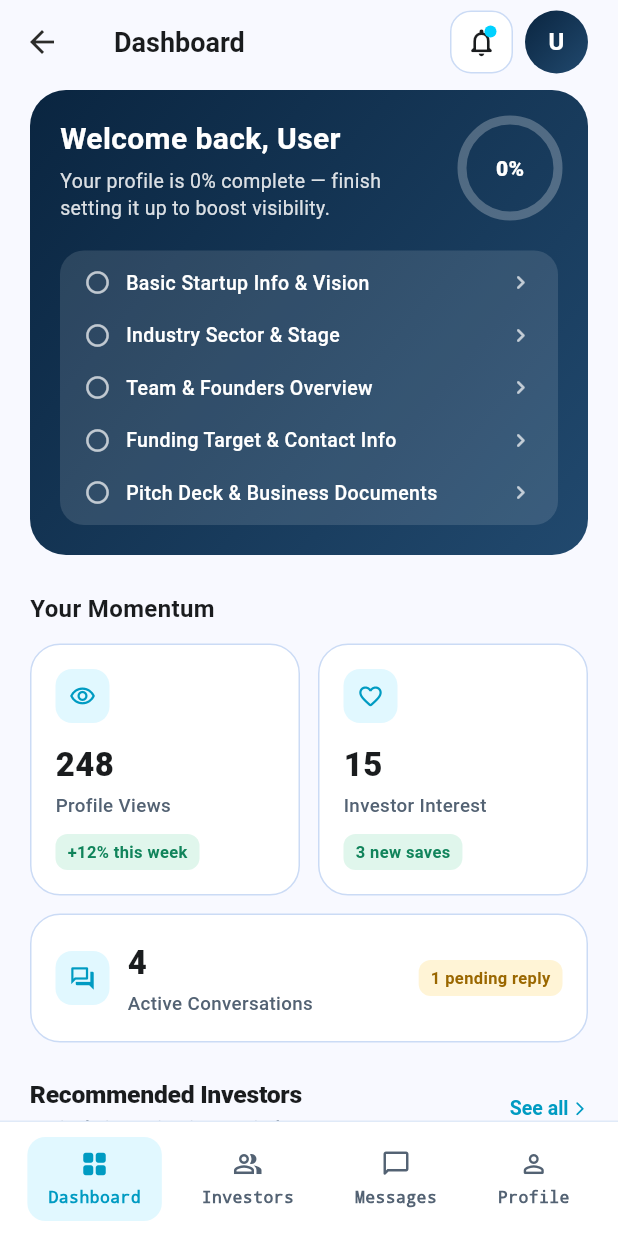
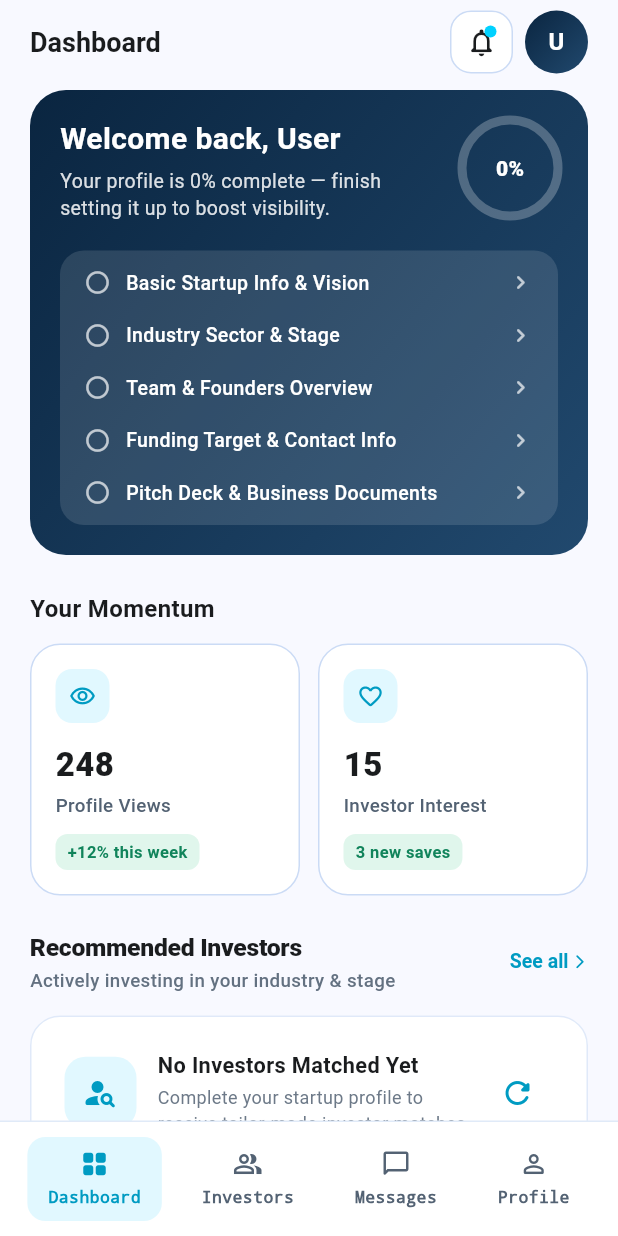
Before and after one commit to kasmass26/Ethio-Venture, a Flutter app: the FounderDashboardPage screen opened by its route, on a phone screen of 412 x 824 dp. Run offline on Flutter 3.47's test engine with Material 3 defaults, Android fonts, the phone set to English and light mode, and no system bars; our stand-ins replace connectivity_plus, equatable, file_picker, firebase_core, firebase_messaging, flutter_bloc and 5 more; accounts and stored records are empty.

Commit message:
feat: implement dashboard pages and bottom navigation for founder and investor roles

```diff
--- a/lib/features/founder/presentation/pages/founder_dashboard_page.dart
+++ b/lib/features/founder/presentation/pages/founder_dashboard_page.dart
@@ -64,7 +64,8 @@ class _FounderDashboardPageState extends State<FounderDashboardPage> {
     if (isProfileEmpty || profile == null) {
       return const ProfileStrength(
         percent: 0,
-        subtitle: 'Setup your startup profile & upload pitch deck to attract investors.',
+        subtitle:
+            'Setup your startup profile & upload pitch deck to attract investors.',
         checklist: [
           ProfileChecklistItem(
             label: 'Basic Startup Info & Vision',
@@ -159,19 +160,11 @@ class _FounderDashboardPageState extends State<FounderDashboardPage> {
       iconAsset: 'interest',
       isPositive: true,
     ),
-    DashboardMetric(
-      label: 'Active Conversations',
-      value: '4',
-      deltaText: '1 pending reply',
-      iconAsset: 'conversations',
-      isPositive: false,
-    ),
   ];
 
   static const _metricIcons = [
     Icons.visibility_outlined,
     Icons.favorite_border_rounded,
-    Icons.forum_outlined,
   ];
 
   @override
@@ -197,9 +190,7 @@ class _FounderDashboardPageState extends State<FounderDashboardPage> {
         BlocProvider<RecommendedInvestorsCubit>(
           create: (_) => sl<RecommendedInvestorsCubit>()..load(),
         ),
-        BlocProvider<DocumentCubit>(
-          create: (_) => sl<DocumentCubit>(),
-        ),
+        BlocProvider<DocumentCubit>(create: (_) => sl<DocumentCubit>()),
       ],
       child: BlocListener<StartupProfileCubit, StartupProfileState>(
         listener: (context, startupState) {
@@ -256,9 +247,11 @@ class _FounderDashboardPageState extends State<FounderDashboardPage> {
 
                             return BlocBuilder<DocumentCubit, DocumentState>(
                               builder: (context, docState) {
-                                final hasDocuments = docState is DocumentsLoaded &&
+                                final hasDocuments =
+                                    docState is DocumentsLoaded &&
                                     docState.documents.isNotEmpty;
-                                final isDocLoading = docState is DocumentLoading;
+                                final isDocLoading =
+                                    docState is DocumentLoading;
 
                                 final strength = _calculateProfileStrength(
                                   profile,
@@ -272,9 +265,11 @@ class _FounderDashboardPageState extends State<FounderDashboardPage> {
                                   isLoading: isProfileLoading || isDocLoading,
                                   onTap: () {
                                     if (profile != null) {
-                                      Navigator.of(context).pushNamed(
+                                      Navigator.of(context)
+                                          .pushNamed(
                                             AppConstants.routeStartupProfile,
-                                      ).then((_) {
+                                          )
+                                          .then((_) {
                                             if (context.mounted) {
                                               context
                                                   .read<StartupProfileCubit>()
@@ -287,9 +282,12 @@ class _FounderDashboardPageState extends State<FounderDashboardPage> {
                                             }
                                           });
                                     } else {
-                                      Navigator.of(context).pushNamed(
-                                        AppConstants.routeStartupProfileSetup,
-                                      ).then((_) {
+                                      Navigator.of(context)
+                                          .pushNamed(
+                                            AppConstants
+                                                .routeStartupProfileSetup,
+                                          )
+                                          .then((_) {
                                             if (context.mounted) {
                                               context
                                                   .read<StartupProfileCubit>()
@@ -337,6 +335,7 @@ class _TopBar extends StatelessWidget {
   @override
   Widget build(BuildContext context) {
     return SliverAppBar(
+      automaticallyImplyLeading: false,
       backgroundColor: AppColors.background,
       surfaceTintColor: Colors.transparent,
       elevation: 0,
@@ -597,7 +596,9 @@ class _ChecklistRow extends StatelessWidget {
                   color: Colors.white.withOpacity(item.isComplete ? 0.7 : 1),
                   fontSize: 13,
                   fontWeight: FontWeight.w500,
-                  decoration: item.isComplete ? TextDecoration.lineThrough : null,
+                  decoration: item.isComplete
+                      ? TextDecoration.lineThrough
+                      : null,
                   decorationColor: Colors.white54,
                 ),
               ),
@@ -666,9 +667,7 @@ class _MetricsGrid extends StatelessWidget {
 
   @override
   Widget build(BuildContext context) {
-    return Column(
-      children: [
-        Row(
+    return Row(
       children: [
         Expanded(
           child: _MetricCard(metric: metrics[0], icon: icons[0]),
@@ -678,10 +677,6 @@ class _MetricsGrid extends StatelessWidget {
           child: _MetricCard(metric: metrics[1], icon: icons[1]),
         ),
       ],
-        ),
-        const SizedBox(height: 12),
-        _MetricCard(metric: metrics[2], icon: icons[2], wide: true),
-      ],
     );
   }
 }
@@ -689,12 +684,7 @@ class _MetricsGrid extends StatelessWidget {
 class _MetricCard extends StatelessWidget {
   final DashboardMetric metric;
   final IconData icon;
-  final bool wide;
-  const _MetricCard({
-    required this.metric,
-    required this.icon,
-    this.wide = false,
-  });
+  const _MetricCard({required this.metric, required this.icon});
 
   @override
   Widget build(BuildContext context) {
@@ -705,32 +695,14 @@ class _MetricCard extends StatelessWidget {
         ? AppColors.successSoft
         : AppColors.warningSoft;
 
-    final content = Container(
+    return Container(
       padding: const EdgeInsets.all(16),
       decoration: BoxDecoration(
         color: AppColors.surface,
         borderRadius: BorderRadius.circular(20),
         border: Border.all(color: AppColors.border),
       ),
-      child: wide
-          ? Row(
-              children: [
-                _MetricIconBadge(icon: icon),
-                const SizedBox(width: 12),
-                Expanded(
       child: Column(
-                    crossAxisAlignment: CrossAxisAlignment.start,
-                    children: [
-                      Text(metric.value, style: _valueStyle),
-                      const SizedBox(height: 2),
-                      Text(metric.label, style: _labelStyle),
-                    ],
-                  ),
-                ),
-                _DeltaChip(text: metric.deltaText, fg: deltaFg, bg: deltaBg),
-              ],
-            )
-          : Column(
         crossAxisAlignment: CrossAxisAlignment.start,
         children: [
           _MetricIconBadge(icon: icon),
@@ -743,8 +715,6 @@ class _MetricCard extends StatelessWidget {
         ],
       ),
     );
-
-    return content;
   }
 
   static const _valueStyle = TextStyle(
--- a/lib/features/founder/presentation/widgets/dashboard_bottom_nav.dart
+++ b/lib/features/founder/presentation/widgets/dashboard_bottom_nav.dart
@@ -1,4 +1,6 @@
 import 'package:ethioventure/core/constants/app_styles.dart';
+import 'package:ethioventure/core/di/injection_container.dart';
+import 'package:ethioventure/features/messaging/domain/repositories/messaging_repository.dart';
 import 'package:flutter/material.dart';
 import '../../../../core/theme/app_colors.dart';
 
@@ -49,7 +51,7 @@ class DashboardBottomNav extends StatelessWidget {
   }
 }
 
-class _NavItem extends StatelessWidget {
+class _NavItem extends StatefulWidget {
   final IconData icon;
   final String label;
   final bool selected;
@@ -63,23 +65,87 @@ class _NavItem extends StatelessWidget {
   });
 
   @override
+  State<_NavItem> createState() => _NavItemState();
+}
+
+class _NavItemState extends State<_NavItem> {
+  Future<int>? _countFuture;
+
+  @override
+  void initState() {
+    super.initState();
+    if (widget.label.toLowerCase() == 'messages') {
+      _countFuture = _fetchConversationsCount();
+    }
+  }
+
+  Future<int> _fetchConversationsCount() async {
+    try {
+      if (!sl.isRegistered<MessagingRepository>()) return 0;
+      final conversations = await sl<MessagingRepository>().getConversations();
+      return conversations.length;
+    } catch (_) {
+      return 0;
+    }
+  }
+
+  @override
   Widget build(BuildContext context) {
-    final color = selected ? AppColors.primaryDark : AppColors.textSecondary;
+    final color = widget.selected ? AppColors.primaryDark : AppColors.textSecondary;
+    final isMessagesTab = widget.label.toLowerCase() == 'messages';
+
+    Widget iconWidget = Icon(widget.icon, size: 20, color: color);
+
+    if (isMessagesTab) {
+      iconWidget = FutureBuilder<int>(
+        future: _countFuture,
+        builder: (context, snapshot) {
+          final count = snapshot.data ?? 0;
+          return Stack(
+            clipBehavior: Clip.none,
+            children: [
+              Icon(widget.icon, size: 20, color: color),
+              if (count > 0)
+                Positioned(
+                  top: -5,
+                  right: -8,
+                  child: Container(
+                    padding: const EdgeInsets.symmetric(horizontal: 5, vertical: 1.5),
+                    decoration: BoxDecoration(
+                      color: AppColors.coral,
+                      borderRadius: BorderRadius.circular(10),
+                    ),
+                    child: Text(
+                      '$count',
+                      style: const TextStyle(
+                        color: Colors.white,
+                        fontSize: 10,
+                        fontWeight: FontWeight.w800,
+                      ),
+                    ),
+                  ),
+                ),
+            ],
+          );
+        },
+      );
+    }
+
     return InkWell(
-      onTap: onTap,
+      onTap: widget.onTap,
       borderRadius: BorderRadius.circular(12),
       child: Container(
         padding: const EdgeInsets.symmetric(horizontal: 14, vertical: 8),
         decoration: BoxDecoration(
-          color: selected ? AppColors.primarySoft : Colors.transparent,
+          color: widget.selected ? AppColors.primarySoft : Colors.transparent,
           borderRadius: BorderRadius.circular(12),
         ),
         child: Column(
           mainAxisSize: MainAxisSize.min,
           children: [
-            Icon(icon, size: 20, color: color),
+            iconWidget,
             const SizedBox(height: 4),
-            Text(label, style: AppTextStyles.navLabel.copyWith(color: color)),
+            Text(widget.label, style: AppTextStyles.navLabel.copyWith(color: color)),
           ],
         ),
       ),
```
Also changed, not shown: lib/features/investor/presentation/pages/investor_dashboard_page.dart (+2 -34 lines), lib/features/investor/presentation/widgets/app_bottom_nav.dart (+72 -8 lines). Lines whose indentation alone changed are shown as unchanged.
